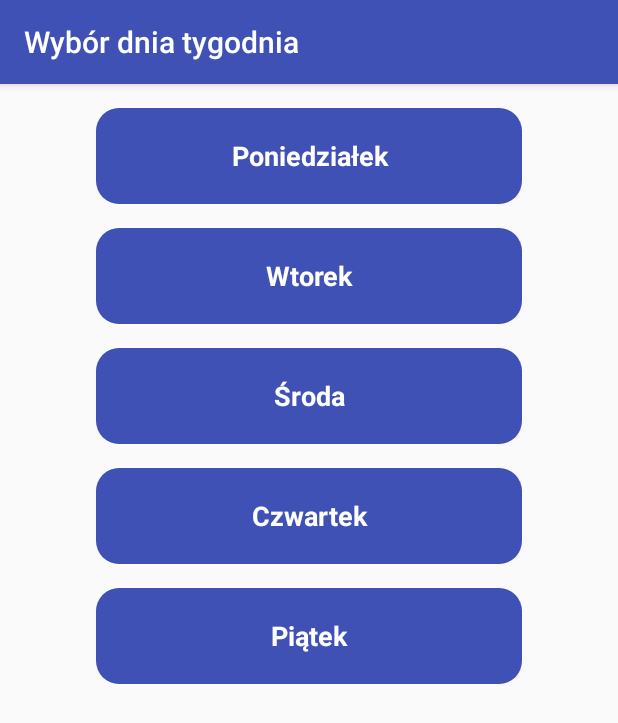
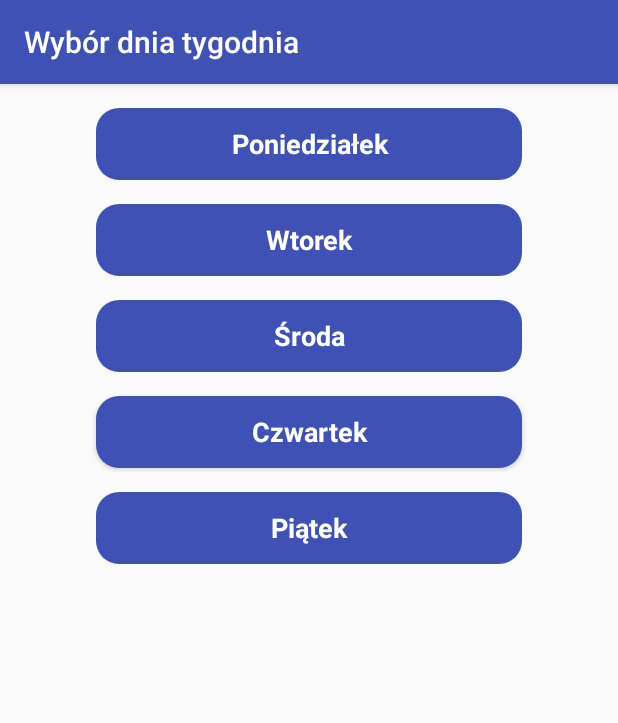
Before and after one commit to MaciejCmiel/Timetable-App, an Android app: the screen it shows after launch (DayChoiceActivity), after a tap on "POBIERZ", on a phone screen of 412 x 824 dp. Shown: the top 723 px of the screen. Run offline under Robolectric (Android 15) with nearby library versions, the phone set to English and light mode, and no system bars.

Commit message:
Create activity package

```diff
--- a/app/src/main/AndroidManifest.xml
+++ b/app/src/main/AndroidManifest.xml
@@ -13,7 +13,7 @@
         android:supportsRtl="true"
         android:theme="@style/AppTheme">
 
-        <activity android:name=".MainActivity">
+        <activity android:name=".activities.MainActivity">
             <intent-filter>
                 <action android:name="android.intent.action.MAIN" />
 
@@ -22,11 +22,11 @@
         </activity>
 
         <activity
-            android:name=".TimetableActivity"
+            android:name=".activities.TimetableActivity"
             android:label="@string/timetable" />
 
         <activity
-            android:name=".DayChoiceActivity"
+            android:name=".activities.DayChoiceActivity"
             android:label="@string/day_choice" />
 
     </application>
--- a/app/src/main/java/com/example/macx/projecttimetable/JsonLoader.java
+++ b/app/src/main/java/com/example/macx/projecttimetable/JsonLoader.java
@@ -3,6 +3,8 @@ package com.example.macx.projecttimetable;
 import android.content.AsyncTaskLoader;
 import android.content.Context;
 import android.util.Log;
+
+import com.example.macx.projecttimetable.activities.DayChoiceActivity;
 
 
 /**
--- a/app/src/main/java/com/example/macx/projecttimetable/QueryUtils.java
+++ b/app/src/main/java/com/example/macx/projecttimetable/QueryUtils.java
@@ -1,6 +1,5 @@
 package com.example.macx.projecttimetable;
 
-import android.os.AsyncTask;
 import android.text.TextUtils;
 import android.util.Log;
 
@@ -19,9 +18,8 @@ import java.nio.charset.Charset;
 import java.util.ArrayList;
 import java.util.Collections;
 import java.util.Comparator;
-import java.util.List;
 
-import static com.example.macx.projecttimetable.DayChoiceActivity.LOG_TAG;
+import static com.example.macx.projecttimetable.activities.DayChoiceActivity.LOG_TAG;
 
 
 /**
--- a/app/src/main/java/com/example/macx/projecttimetable/DayChoiceActivity.java
+++ b/app/src/main/java/com/example/macx/projecttimetable/activities/DayChoiceActivity.java
@@ -1,4 +1,4 @@
-package com.example.macx.projecttimetable;
+package com.example.macx.projecttimetable.activities;
 
 import android.app.LoaderManager;
 import android.content.Context;
@@ -11,6 +11,9 @@ import android.support.v7.app.AppCompatActivity;
 import android.util.Log;
 import android.view.View;
 import android.widget.TextView;
+
+import com.example.macx.projecttimetable.JsonLoader;
+import com.example.macx.projecttimetable.R;
 
 
 /**
--- a/app/src/main/java/com/example/macx/projecttimetable/MainActivity.java
+++ b/app/src/main/java/com/example/macx/projecttimetable/activities/MainActivity.java
@@ -1,4 +1,4 @@
-package com.example.macx.projecttimetable;
+package com.example.macx.projecttimetable.activities;
 
 import android.content.Intent;
 import android.support.v7.app.AppCompatActivity;
@@ -12,6 +12,8 @@ import android.widget.EditText;
 import android.widget.Spinner;
 import android.widget.TextView;
 import android.widget.Toast;
+
+import com.example.macx.projecttimetable.R;
 
 public class MainActivity extends AppCompatActivity {
 
--- a/app/src/main/res/layout/activity_day_choice.xml
+++ b/app/src/main/res/layout/activity_day_choice.xml
@@ -45,7 +45,7 @@
             android:background="@drawable/day_of_week"
             android:text="@string/day_3" />
 
-        <TextView
+        <Button
             android:id="@+id/thursday"
             style="@style/CategoryStyle"
             android:background="@drawable/day_of_week"
--- a/app/src/main/res/values/styles.xml
+++ b/app/src/main/res/values/styles.xml
@@ -12,12 +12,12 @@
 
     <style name="CategoryStyle">
         <item name="android:layout_width">match_parent</item>
-        <item name="android:layout_height">64dp</item>
+        <item name="android:layout_height">48dp</item>
         <item name="android:gravity">center</item>
         <item name="android:layout_marginLeft">@dimen/side_margin</item>
         <item name="android:layout_marginRight">@dimen/side_margin</item>
         <item name="android:layout_marginTop">16dp</item>
-        <item name="android:padding">16dp</item>
+        <item name="android:padding">8dp</item>
         <item name="android:textColor">@android:color/white</item>
         <item name="android:textStyle">bold</item>
         <item name="android:textAppearance">?android:textAppearanceMedium</item>
```
Also changed, not shown: app/src/main/java/com/example/macx/projecttimetable/activities/TimetableActivity.java (renamed from app/src/main/java/com/example/macx/projecttimetable/TimetableActivity.java, +6 -1 lines).
